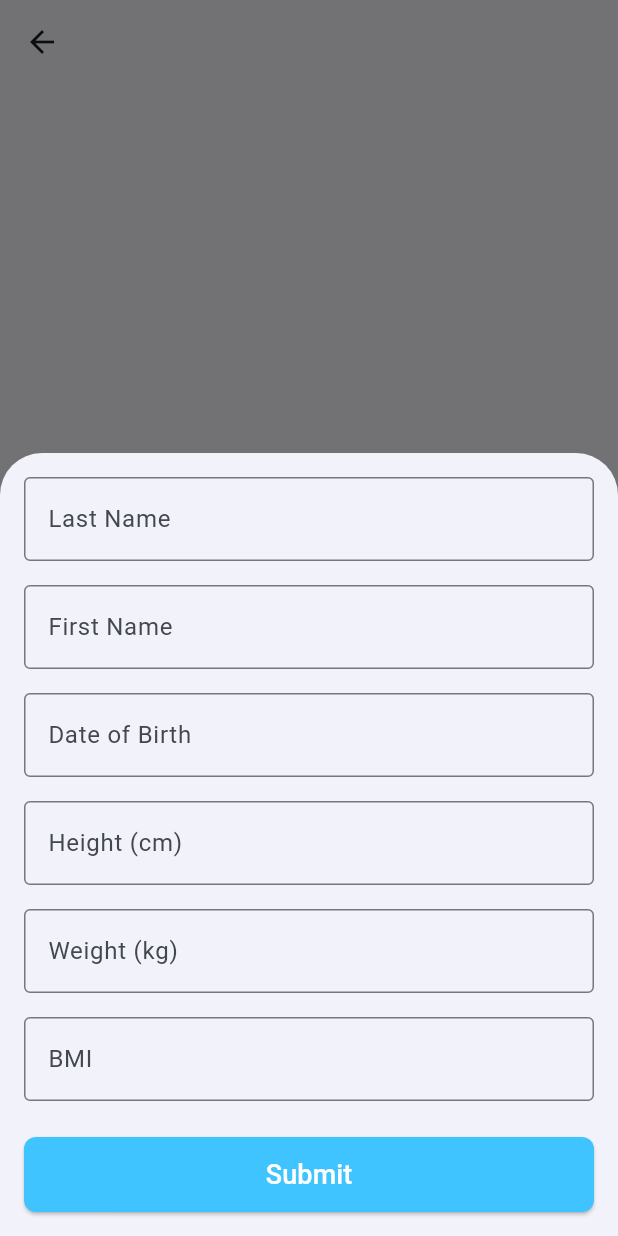
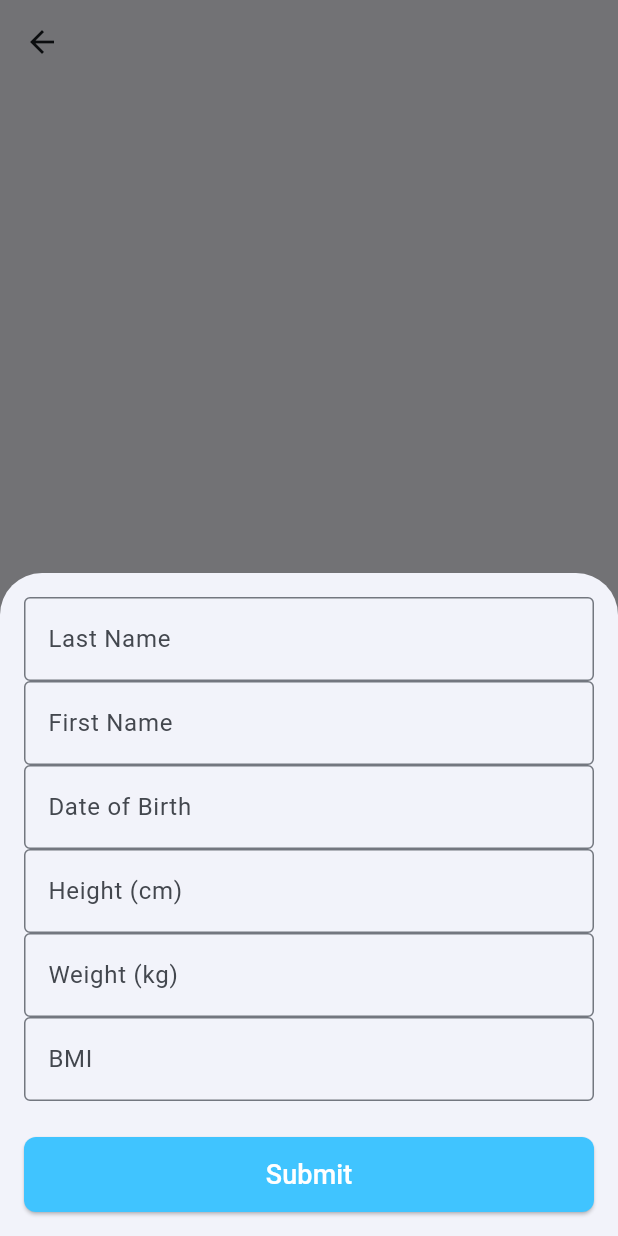
Before and after one commit to SirKitoGio/Wellness-Application, a Flutter app: the GroupMembersPage screen opened directly with empty values, after a tap on the "add" icon, on a phone screen of 412 x 824 dp. Run offline on Flutter 3.47's test engine with Material 3 defaults, Android fonts, the phone set to English and light mode, and no system bars; network calls fail.

Commit message:
Shortened the Mondares file

```diff
--- a/lib/Mondares/create_member_form.dart
+++ b/lib/Mondares/create_member_form.dart
@@ -20,10 +20,32 @@ class CreateMemberForm extends StatelessWidget {
     required this.onSubmit,
   });
 
+  Widget buildTextFormField({
+    required TextEditingController controller,
+    required String label,
+    String? hint,
+    String? Function(String?)? validator,
+    TextInputType? keyboardType,
+  }) {
+    return TextFormField(
+      controller: controller,
+      decoration: InputDecoration(
+        labelText: label,
+        hintText: hint,
+        border: const OutlineInputBorder(),
+        alignLabelWithHint: true,
+      ),
+      keyboardType: keyboardType,
+      validator: validator ?? (v) {
+        if (v == null || v.isEmpty) return '$label required';
+        return null;
+      },
+    );
+  }
+
   @override
   Widget build(BuildContext context) {
     final _formKey = GlobalKey<FormState>();
-
     return Padding(
       padding: const EdgeInsets.all(16),
       child: Form(
@@ -32,74 +54,37 @@ class CreateMemberForm extends StatelessWidget {
           child: Column(
             mainAxisSize: MainAxisSize.min,
             children: [
-              TextFormField(
+              buildTextFormField(
                 controller: lastNameController,
-                decoration: const InputDecoration(
-                  labelText: 'Last Name',
-                  border: OutlineInputBorder(),
-                ),
-                validator: (v) =>
-                    (v == null || v.length < 2) ? "Last name required" : null,
+                label: 'Last Name',
+                validator: (v) => (v == null || v.length < 2) ? 'Last name required' : null,
               ),
-              const SizedBox(height: 16),
-              TextFormField(
+              buildTextFormField(
                 controller: firstNameController,
-                decoration: const InputDecoration(
-                  labelText: 'First Name',
-                  border: OutlineInputBorder(),
-                ),
-                validator: (v) =>
-                    (v == null || v.isEmpty) ? "First name required" : null,
+                label: 'First Name',
               ),
-              const SizedBox(height: 16),
-              TextFormField(
+              buildTextFormField(
                 controller: dobController,
-                decoration: const InputDecoration(
-                  labelText: 'Date of Birth',
-                  hintText: "yyyy-mm-dd",
-                  border: OutlineInputBorder(),
-                ),
-                validator: (v) =>
-                    (v == null || v.isEmpty) ? "Date required" : null,
+                label: 'Date of Birth',
+                hint: 'yyyy-mm-dd',
               ),
-              const SizedBox(height: 16),
-              TextFormField(
+              buildTextFormField(
                 controller: heightController,
-                decoration: const InputDecoration(
-                  labelText: 'Height (cm)',
-                  border: OutlineInputBorder(),
-                ),
+                label: 'Height (cm)',
                 keyboardType: TextInputType.number,
-                validator: (v) =>
-                    (v == null || !RegExp(r'^\d+(\.\d+)?$').hasMatch(v))
-                    ? 'Valid number required'
-                    : null,
+                validator: (v) => (v == null || !RegExp(r'^\d+(\.\d+)?$').hasMatch(v)) ? 'Valid number required' : null,
               ),
-              const SizedBox(height: 16),
-              TextFormField(
+              buildTextFormField(
                 controller: weightController,
-                decoration: const InputDecoration(
-                  labelText: 'Weight (kg)',
-                  border: OutlineInputBorder(),
-                ),
+                label: 'Weight (kg)',
                 keyboardType: TextInputType.number,
-                validator: (v) =>
-                    (v == null || !RegExp(r'^\d+(\.\d+)?$').hasMatch(v))
-                    ? 'Valid number required'
-                    : null,
+                validator: (v) => (v == null || !RegExp(r'^\d+(\.\d+)?$').hasMatch(v)) ? 'Valid number required' : null,
               ),
-              const SizedBox(height: 16),
-              TextFormField(
+              buildTextFormField(
                 controller: bmiController,
-                decoration: const InputDecoration(
-                  labelText: 'BMI',
-                  border: OutlineInputBorder(),
-                ),
+                label: 'BMI',
                 keyboardType: TextInputType.number,
-                validator: (v) =>
-                    (v == null || !RegExp(r'^\d+(\.\d+)?$').hasMatch(v))
-                    ? 'Valid number required'
-                    : null,
+                validator: (v) => (v == null || !RegExp(r'^\d+(\.\d+)?$').hasMatch(v)) ? 'Valid number required' : null,
               ),
               const SizedBox(height: 24),
               ElevatedButton(
```
